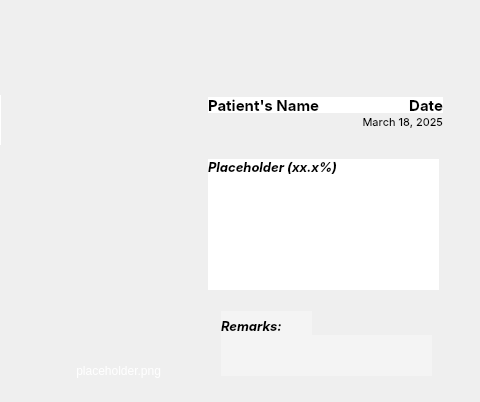
The window that ui/retina.ui (ZeroPlaya/Retinal-Disease-Classification-Tool) describes before a commit, drawn with Qt 5; both pictures show x 240 to 720 and y 0 to 402 of the 720 by 512 pixel window.
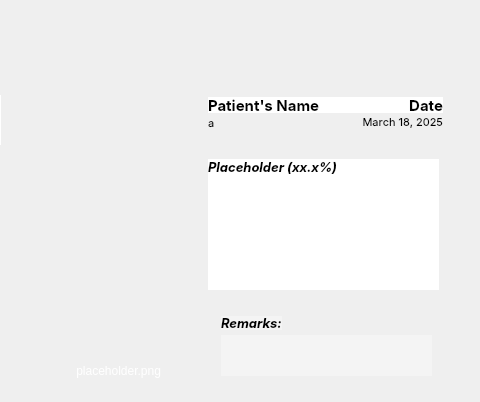
The same window after the commit. The open tabs and pages were chosen to show the change. Icons and pictures are not drawn.

Patch:
```diff
--- a/ui/retina.ui
+++ b/ui/retina.ui
@@ -720,7 +720,7 @@
           <x>37</x>
           <y>50</y>
           <width>131</width>
-          <height>20</height>
+          <height>24</height>
          </rect>
         </property>
         <property name="font">
@@ -739,7 +739,7 @@
 </string>
         </property>
         <property name="text">
-         <string/>
+         <string>a</string>
         </property>
        </widget>
        <widget class="QLabel" name="dateValue">
@@ -777,9 +777,9 @@
         <property name="geometry">
          <rect>
           <x>50</x>
-          <y>250</y>
-          <width>91</width>
-          <height>31</height>
+          <y>255</y>
+          <width>61</width>
+          <height>14</height>
          </rect>
         </property>
         <property name="palette">
```
Left out of the diff: 10 changed lines with no effect on the pictures.
